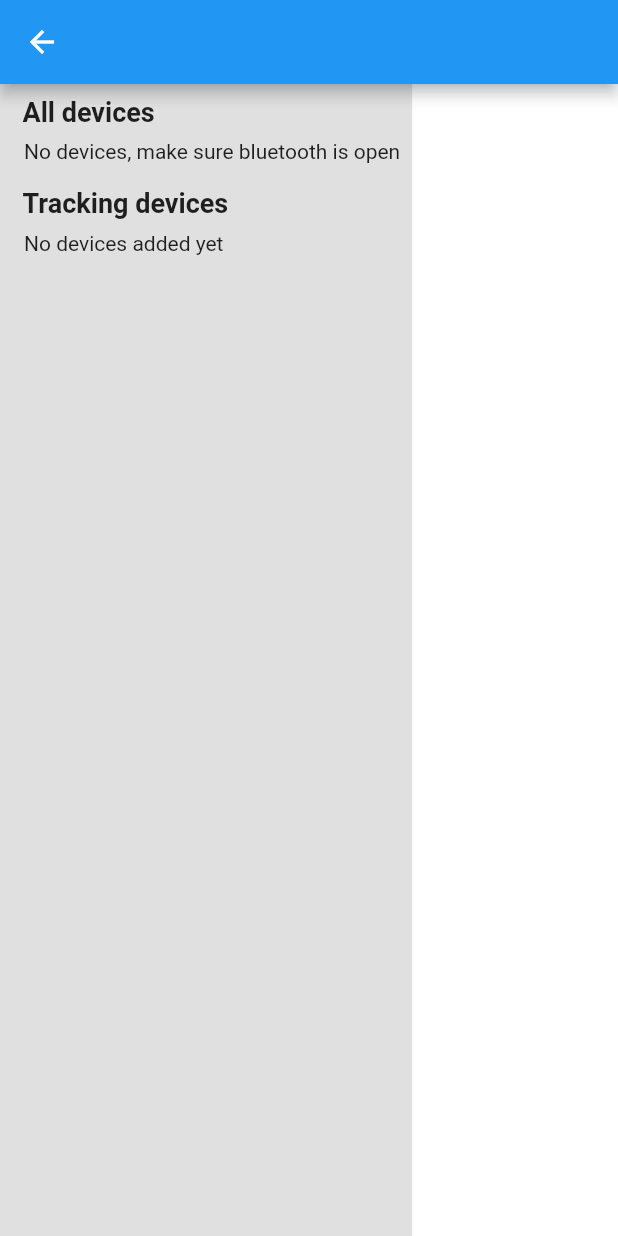
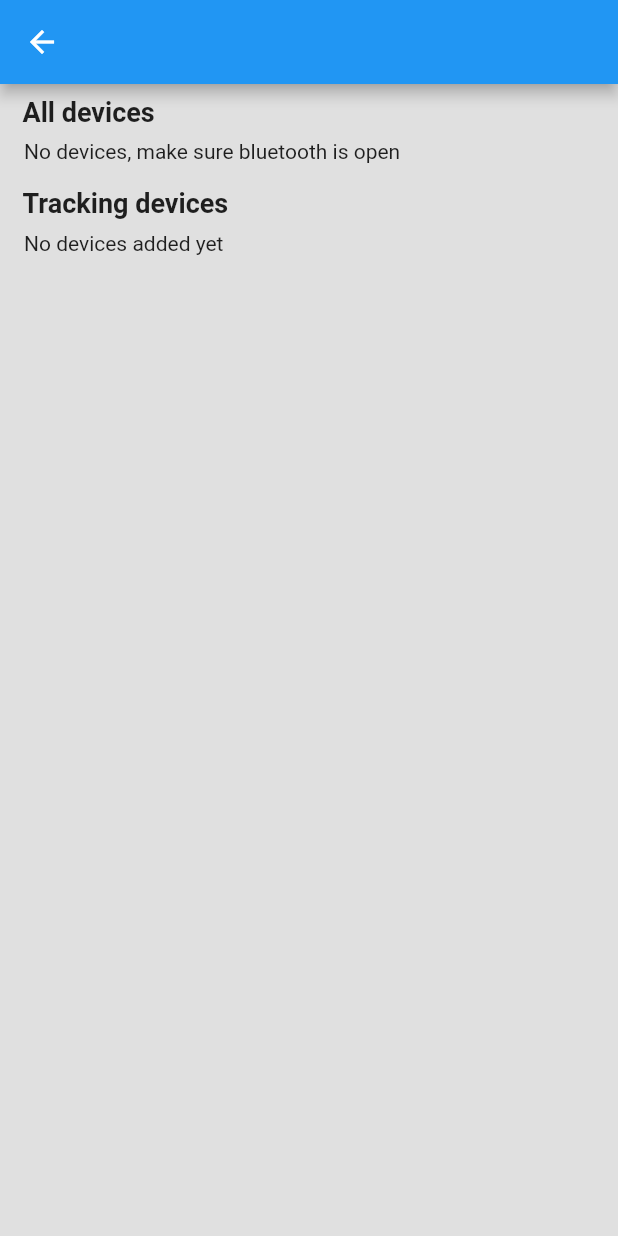
Before and after one commit to GeorgopoulosGiannis/where_i_park, a Flutter app: the AddDeviceScreen screen opened directly, on a phone screen of 412 x 824 dp. Run offline on Flutter 3.47's test engine with Material 2 defaults, Android fonts, the phone set to English and light mode, and no system bars; our stand-ins replace bloc, either_dart, equatable, flutter_bloc, flutter_local_notifications, geolocator and 9 more; missing offline and left inert: app_settings, bluetooth_events, maps_launcher; accounts and stored records are empty.

Commit message:
NO Devices full screen width

```diff
--- a/lib/features/add_device/presentation/pages/add_device_screen.dart
+++ b/lib/features/add_device/presentation/pages/add_device_screen.dart
@@ -11,7 +11,6 @@ import '../../domain/entities/bluetooth_device.dart';
 import '../widgets/devices_list.dart';
 
 import '../bloc/add_device_bloc.dart';
-
 
 class AddDeviceScreen extends StatelessWidget {
   const AddDeviceScreen({Key? key}) : super(key: key);
@@ -56,7 +55,6 @@ class AddDeviceScreen extends StatelessWidget {
                             return BlocProvider<AddDeviceBloc>.value(
                               value: bloc,
                               child: const PermissionsDialog(
-
                                 title:
                                     'Background location permissions required',
                               ),
@@ -69,7 +67,9 @@ class AddDeviceScreen extends StatelessWidget {
                       }
                     },
                     builder: (context, state) {
-                      return ColoredBox(
+                      return SizedBox(
+                        width: double.infinity,
+                        child: ColoredBox(
                           color: theme.colorScheme.surface,
                           child: Column(
                             crossAxisAlignment: CrossAxisAlignment.start,
@@ -122,6 +122,7 @@ class AddDeviceScreen extends StatelessWidget {
                               ),
                             ],
                           ),
+                        ),
                       );
                     },
                   );
```
Lines whose indentation alone changed are shown as unchanged.
